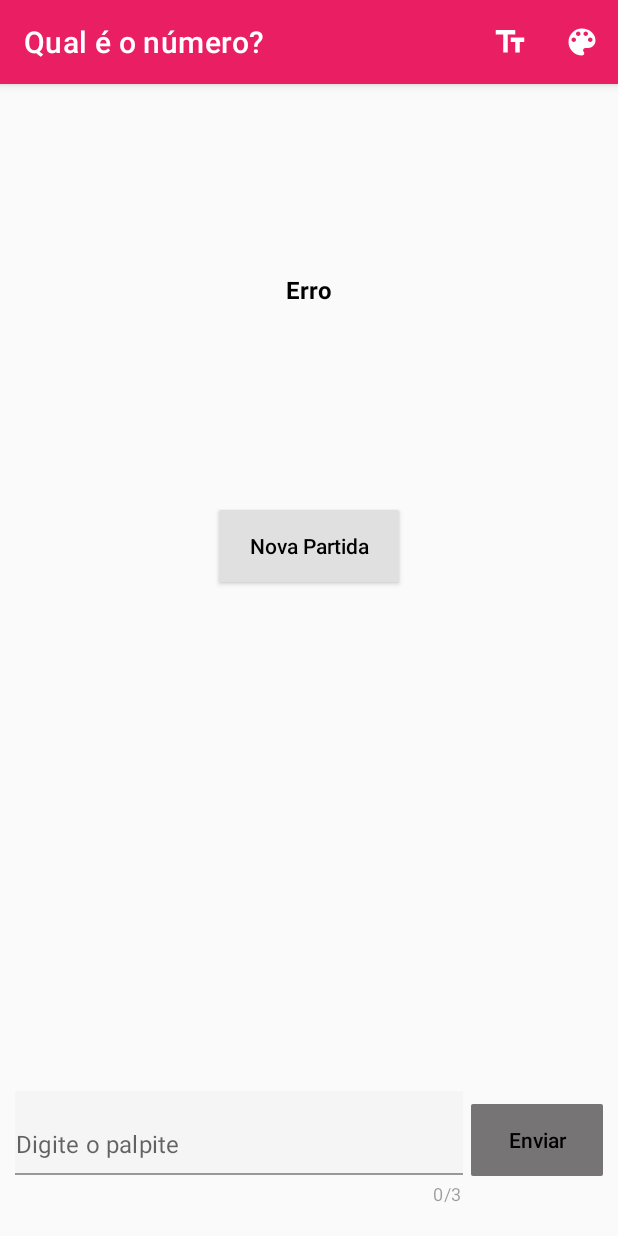
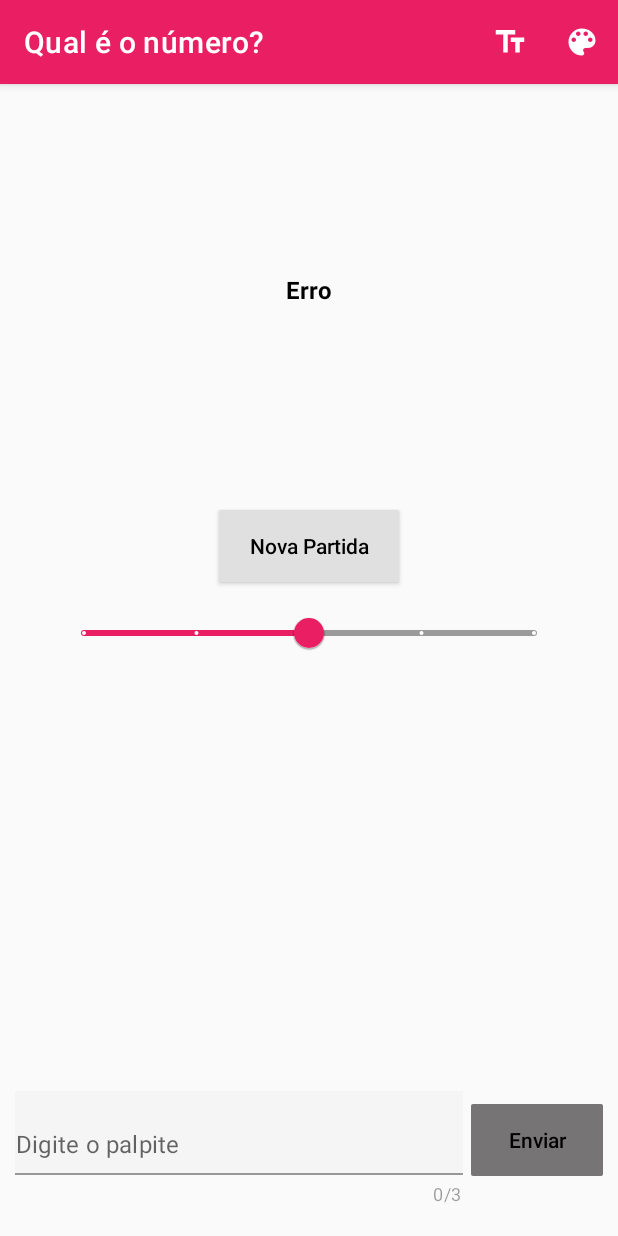
Before and after one commit to b4ndini/NumberGame, an Android app: the screen it shows after launch (MainActivity), after a tap on "Display Size", on a phone screen of 412 x 824 dp. Run offline under Robolectric (Android 15) with nearby library versions, the phone set to English and light mode, and no system bars; libraries missing offline, so code that uses them is left out: com.github.dhaval2404.colorpicker; 1 statement that could not run was skipped.

Commit message:
Implementando slider para alterar tamanho dos numeros no display

```diff
--- a/app/src/main/AndroidManifest.xml
+++ b/app/src/main/AndroidManifest.xml
@@ -5,14 +5,16 @@
     <uses-permission android:name="android.permission.INTERNET" />
 
     <application
+        android:name=".di.MyApplication"
         android:allowBackup="true"
         android:icon="@mipmap/ic_launcher"
         android:label="@string/app_name"
         android:roundIcon="@mipmap/ic_launcher_round"
         android:supportsRtl="true"
-        android:name=".di.MyApplication"
         android:theme="@style/Theme.NumberGame">
-        <activity android:name=".view.activity.MainActivity">
+        <activity
+            android:name=".view.activity.MainActivity"
+            android:windowSoftInputMode="adjustResize">
             <intent-filter>
                 <action android:name="android.intent.action.MAIN" />
 
--- a/app/src/main/java/com/lfelipe/numbergame/util/Constants.kt
+++ b/app/src/main/java/com/lfelipe/numbergame/util/Constants.kt
@@ -1,6 +1,4 @@
 package com.lfelipe.numbergame.util
-
-import androidx.collection.arraySetOf
 
 object Api {
 
--- a/app/src/main/java/com/lfelipe/numbergame/view/activity/MainActivity.kt
+++ b/app/src/main/java/com/lfelipe/numbergame/view/activity/MainActivity.kt
@@ -2,18 +2,22 @@ package com.lfelipe.numbergame.view.activity
 
 import androidx.appcompat.app.AppCompatActivity
 import android.os.Bundle
+import android.os.Handler
+import android.os.Looper
 import android.util.Log
 import android.view.View.*
 import androidx.core.widget.doOnTextChanged
 import com.github.dhaval2404.colorpicker.MaterialColorPickerDialog
 import com.github.dhaval2404.colorpicker.model.ColorShape
 import com.github.dhaval2404.colorpicker.model.ColorSwatch
+import com.google.android.material.slider.Slider
 import com.lfelipe.numbergame.R
 import com.lfelipe.numbergame.databinding.ActivityMainBinding
 import com.lfelipe.numbergame.databinding.NumberLayoutBinding
 import com.lfelipe.numbergame.util.Api.IS_VISIBLE
 import com.lfelipe.numbergame.util.Api.NOT_VISIBLE
 import com.lfelipe.numbergame.util.setColor
+import com.lfelipe.numbergame.util.setSize
 import com.lfelipe.numbergame.viewModel.MainViewModel
 import org.koin.androidx.viewmodel.ext.android.viewModel
 
@@ -50,7 +54,25 @@ class MainActivity : AppCompatActivity() {
         binding.topAppBar.setOnMenuItemClickListener { menuItem ->
             when (menuItem.itemId) {
                 R.id.displaySize-> {
-                    // Handle favorite icon press
+                    binding.slDisplaySize.visibility = VISIBLE
+                    binding.slDisplaySize.addOnSliderTouchListener(object : Slider.OnSliderTouchListener {
+                        override fun onStartTrackingTouch(slider: Slider) {
+                        }
+
+                        override fun onStopTrackingTouch(slider: Slider) {
+                            Handler(Looper.getMainLooper()).postDelayed({
+                                slider.visibility = GONE
+                            }, 3000)
+                        }
+                    })
+
+                    binding.slDisplaySize.addOnChangeListener { _, value, _ ->
+                        binding.slDisplaySize.visibility = VISIBLE
+                        binding.One.setSize(value.toInt())
+                        binding.Two.setSize(value.toInt())
+                        binding.Three.setSize(value.toInt())
+
+                    }
                     true
                 }
                 R.id.colorPicker -> {
--- a/app/src/main/res/layout/activity_main.xml
+++ b/app/src/main/res/layout/activity_main.xml
@@ -54,7 +54,6 @@
 
         <include
             android:id="@+id/Three"
-
             layout="@layout/number_layout"
             android:layout_width="wrap_content"
             android:layout_height="wrap_content"
@@ -64,7 +63,6 @@
         <include
 
             android:id="@+id/Two"
-
             layout="@layout/number_layout"
             android:layout_width="wrap_content"
             android:layout_height="wrap_content"
@@ -140,4 +138,23 @@
         app:layout_constraintBottom_toBottomOf="@id/tilNumber"
         app:layout_constraintEnd_toEndOf="parent" />
 
+    <com.google.android.material.slider.Slider
+        android:id="@+id/slDisplaySize"
+        android:layout_width="0dp"
+        android:layout_height="wrap_content"
+        android:layout_marginStart="40dp"
+        android:layout_marginTop="10dp"
+        android:layout_marginEnd="40dp"
+        android:stepSize="25.0"
+        android:value="50.0"
+        android:valueFrom="0.0"
+        android:valueTo="100.0"
+        android:visibility="gone"
+        app:layout_constraintEnd_toEndOf="parent"
+        app:layout_constraintStart_toStartOf="parent"
+        app:layout_constraintTop_toBottomOf="@id/btnNewMatch"
+        app:tickColor="@color/white"
+        app:tickVisible="true"
+        app:trackColorInactive="#803F3D3D" />
+
 </androidx.constraintlayout.widget.ConstraintLayout>
--- a/app/src/main/res/values/array.xml
+++ b/app/src/main/res/values/array.xml
@@ -4,7 +4,6 @@
         <item>#EA1E63</item>
         <item>#b62b6e</item>
         <item>#7b1b53</item>
-        <item>#9628c6</item>
         <item>#662978</item>
         <item>#214184</item>
         <item>#4169e1</item>
@@ -15,10 +14,9 @@
         <item>#98c807</item>
         <item>#627d0f</item>
         <item>#468101</item>
-        <item>#6d6118</item>
+        <item>#FF0000</item>
         <item>#d13814</item>
         <item>#912610</item>
-        <item>#b09a11</item>
         <item>#ef9421</item>
         <item>#edd812</item>
     </string-array>
```
Also changed, not shown: app/src/main/java/com/lfelipe/numbergame/util/Extensions.kt (+134 -0 lines).
